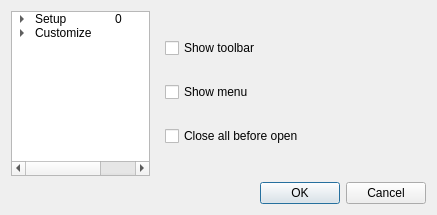
Above: Source/GUI/Qt/preferences.ui from beppec56/MediaInfo-git_svn before the change. Below: the same form after it.
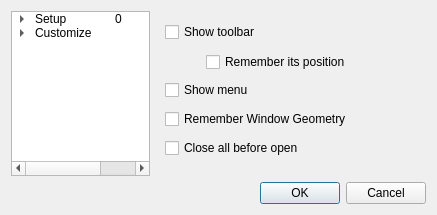
That is the form after the change. The open tabs and pages were chosen to show the change.

What changed in the file:
```diff
--- a/Source/GUI/Qt/preferences.ui
+++ b/Source/GUI/Qt/preferences.ui
@@ -157,29 +157,71 @@
         </layout>
        </widget>
        <widget class="QWidget" name="Advanced">
-        <layout class="QVBoxLayout" name="verticalLayout_3">
-         <item>
           <widget class="QCheckBox" name="showToolbar">
+         <property name="geometry">
+          <rect>
+           <x>9</x>
+           <y>10</y>
+           <width>112</width>
+           <height>22</height>
+          </rect>
+         </property>
            <property name="text">
             <string>Show toolbar</string>
            </property>
           </widget>
-         </item>
-         <item>
           <widget class="QCheckBox" name="showMenu">
+         <property name="geometry">
+          <rect>
+           <x>9</x>
+           <y>68</y>
+           <width>103</width>
+           <height>22</height>
+          </rect>
+         </property>
            <property name="text">
             <string>Show menu</string>
            </property>
           </widget>
-         </item>
-         <item>
           <widget class="QCheckBox" name="closeAllBeforeOpen">
+         <property name="geometry">
+          <rect>
+           <x>9</x>
+           <y>126</y>
+           <width>162</width>
+           <height>22</height>
+          </rect>
+         </property>
            <property name="text">
             <string>Close all before open</string>
            </property>
           </widget>
-         </item>
-        </layout>
+        <widget class="QCheckBox" name="rememberToolBarPosition">
+         <property name="geometry">
+          <rect>
+           <x>50</x>
+           <y>40</y>
+           <width>171</width>
+           <height>22</height>
+          </rect>
+         </property>
+         <property name="text">
+          <string>Remember its position</string>
+         </property>
+        </widget>
+        <widget class="QCheckBox" name="rememberGeometry">
+         <property name="geometry">
+          <rect>
+           <x>9</x>
+           <y>97</y>
+           <width>271</width>
+           <height>22</height>
+          </rect>
+         </property>
+         <property name="text">
+          <string>Remember Window Geometry</string>
+         </property>
+        </widget>
        </widget>
        <widget class="QWidget" name="Sheet">
         <layout class="QVBoxLayout" name="verticalLayout_2">
```
Left out of the diff: 5 changed lines with no effect on the pictures. Lines whose indentation alone changed are shown as unchanged.
